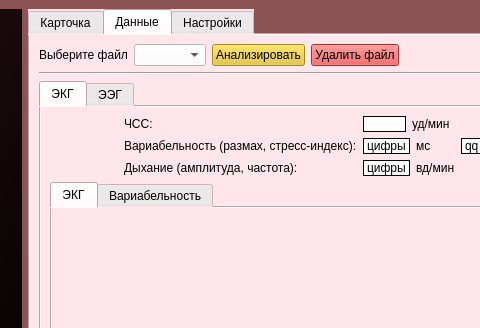
Qt form design1.ui (egorguslyan/kvantoriada) before a commit; both pictures show x 279 to 759 and y 0 to 328 of the 899 by 543 pixel window.
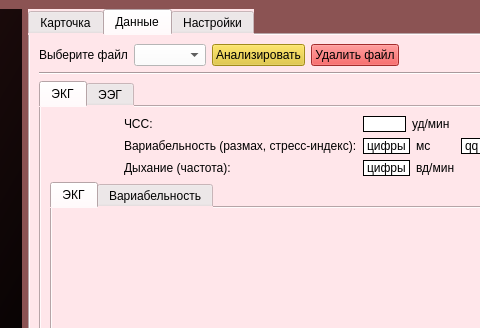
The same form after that commit. The open tabs and pages were chosen to show the change. Icons and pictures are not drawn. Custom widgets are drawn as their Qt base class.

```diff
--- a/design1.ui
+++ b/design1.ui
@@ -1072,7 +1072,7 @@
                 <item row="2" column="1">
                  <widget class="QLabel" name="label_6">
                   <property name="text">
-                   <string>Дыхание (амплитуда, частота): </string>
+                   <string>Дыхание (частота): </string>
                   </property>
                   <property name="alignment">
                    <set>Qt::AlignLeading|Qt::AlignLeft|Qt::AlignVCenter</set>
```
Left out of the diff: 10 changed lines with no effect on the pictures.
